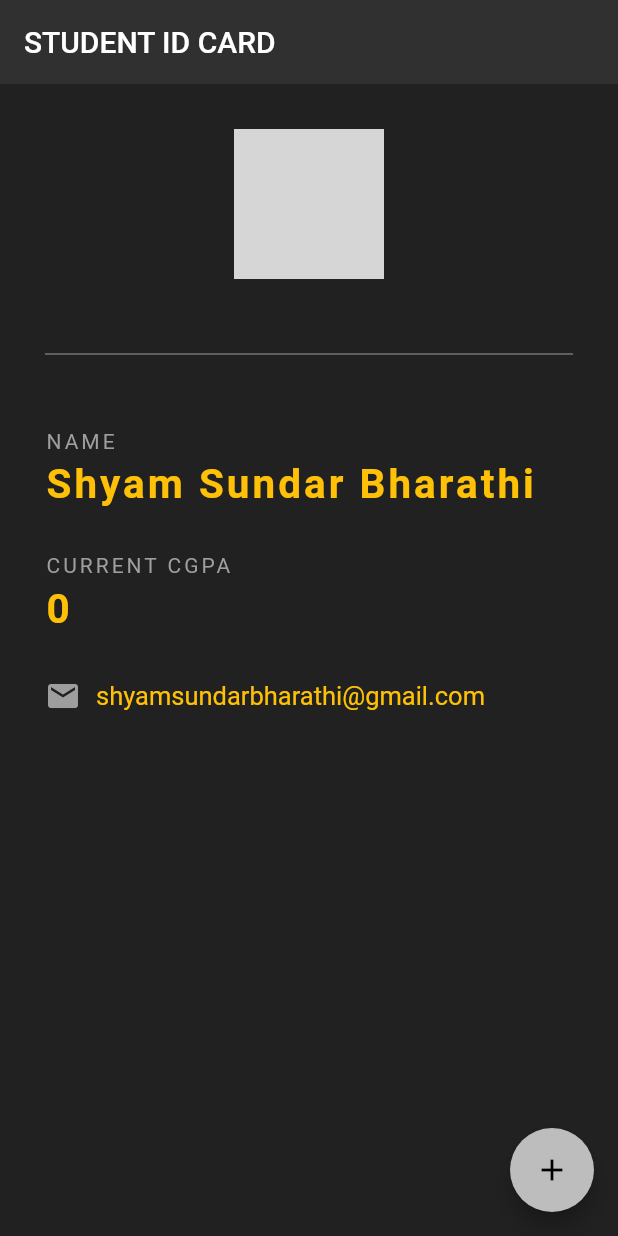
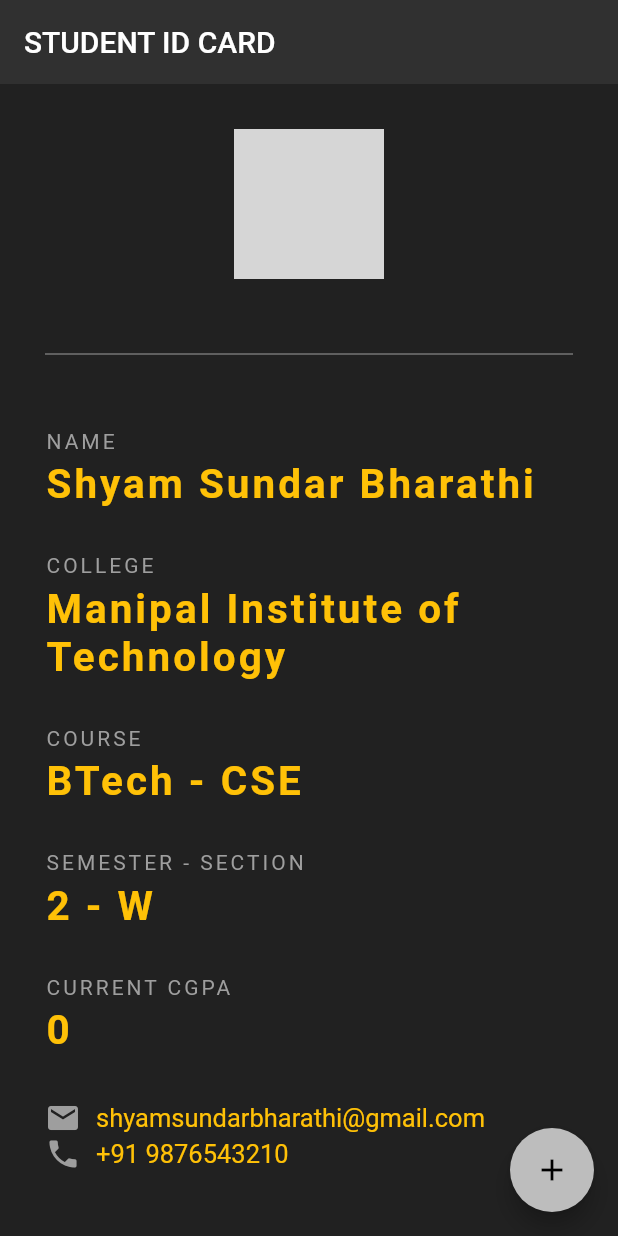
Before and after one commit to Shyam-Sundar-Bharathi/FlutterProjects, a Flutter app: the NinjaCard screen opened directly, on a phone screen of 412 x 824 dp. Run offline on Flutter 3.47's test engine with Material 2 defaults, Android fonts, the phone set to English and light mode, and no system bars; our stand-ins replace flutter_spinkit; grey boxes are pictures that could not be loaded.

Commit message:
New features

```diff
--- a/TheNetNinja/StudentId/lib/main.dart
+++ b/TheNetNinja/StudentId/lib/main.dart
@@ -51,6 +51,61 @@ class _NinjaCardState extends State<NinjaCard> {
             ),
             SizedBox(height: 30.0,),
             Text(
+              'COLLEGE',
+              style: TextStyle(
+                color: Colors.grey,
+                letterSpacing: 2.0,
+              ),
+            ),
+            SizedBox(height: 5),
+            Text(
+              'Manipal Institute of Technology',
+              style: TextStyle(
+                color: Colors.amber,
+                letterSpacing: 2.0,
+                fontSize: 27.0,
+                fontWeight: FontWeight.bold,
+              ),
+            ),
+            SizedBox(height: 30.0,),
+            Text(
+              'COURSE',
+              style: TextStyle(
+                color: Colors.grey,
+                letterSpacing: 2.0,
+              ),
+            ),
+            SizedBox(height: 5),
+            Text(
+              'BTech - CSE',
+              style: TextStyle(
+                color: Colors.amber,
+                letterSpacing: 2.0,
+                fontSize: 27.0,
+                fontWeight: FontWeight.bold,
+              ),
+            ),
+            SizedBox(height: 30.0,),
+            Text(
+              'SEMESTER - SECTION',
+              style: TextStyle(
+                color: Colors.grey,
+                letterSpacing: 2.0,
+              ),
+            ),
+            SizedBox(height: 5),
+            Text(
+              '2 - W',
+              style: TextStyle(
+                color: Colors.amber,
+                letterSpacing: 2.0,
+                fontSize: 27.0,
+                fontWeight: FontWeight.bold,
+              ),
+            ),
+            SizedBox(height: 30.0,),
+
+            Text(
               'CURRENT CGPA',
               style: TextStyle(
                 color: Colors.grey,
@@ -84,6 +139,22 @@ class _NinjaCardState extends State<NinjaCard> {
                 )
               ],
             ),
+            Row(
+              children: [
+                Icon(
+                  Icons.phone,
+                  color: Colors.grey,
+                ),
+                SizedBox(width: 10.0,),
+                Text(
+                  '+91 9876543210',
+                  style: TextStyle(
+                    color: Colors.amber,
+                    fontSize: 17.0,
+                  ),
+                )
+              ],
+            ),
           ],
         ),
       ),
```
Also changed, not shown: TheNetNinja/QuoteCard/lib/QuoteAdd.dart (added, +57 -0 lines), TheNetNinja/QuoteCard/lib/QuoteList.dart (added, +69 -0 lines), TheNetNinja/QuoteCard/lib/main.dart (+10 -39 lines), TheNetNinja/QuoteCard/lib/quote_card_add.dart (added, +53 -0 lines), 2 other files.
